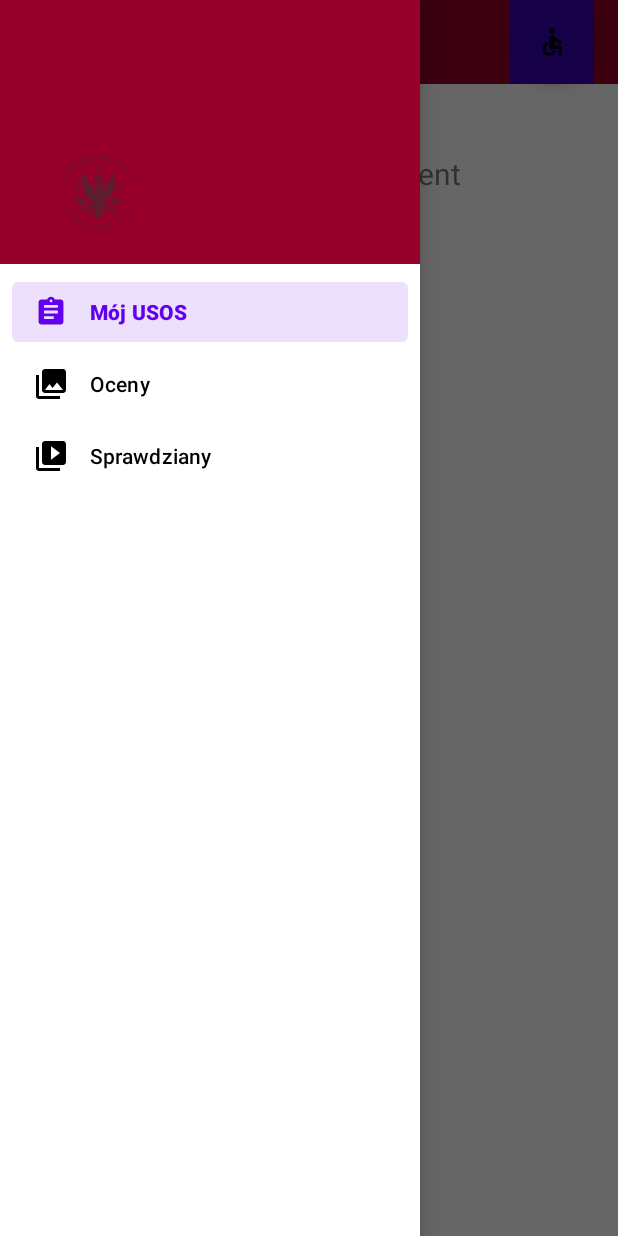
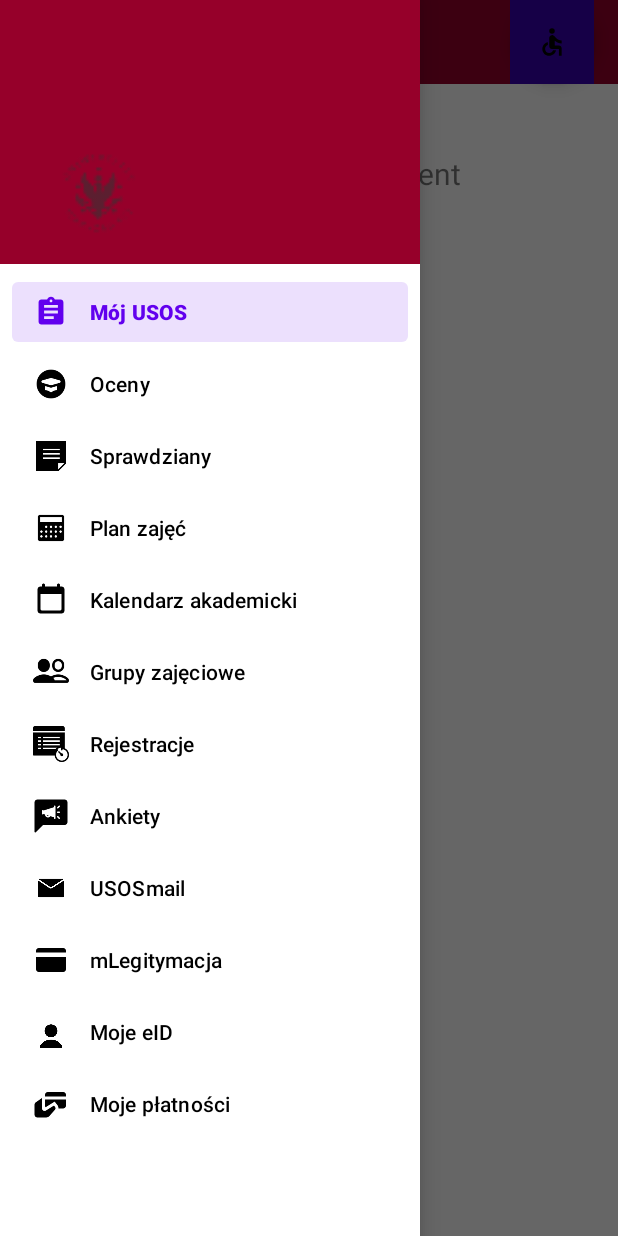
Before and after one commit to krzyssota/MIT_usos, an Android app: the screen it shows after launch (MainActivity), with the side drawer open, on a phone screen of 412 x 824 dp. Run offline under Robolectric (Android 15) with nearby library versions, the phone set to English and light mode, and no system bars; our stand-ins replace navigation-ui.

Commit message:
ikonki i reszta shitow w menu

```diff
--- a/app/build.gradle
+++ b/app/build.gradle
@@ -8,7 +8,7 @@ android {
 
     defaultConfig {
         applicationId "com.example.mit_usos"
-        minSdk 31
+        minSdk 30
         targetSdk 32
         versionCode 1
         versionName "1.0"
--- a/app/src/main/res/menu/activity_main_drawer.xml
+++ b/app/src/main/res/menu/activity_main_drawer.xml
@@ -10,11 +10,47 @@
             android:title="@string/menu_moj_usos" />
         <item
             android:id="@+id/nav_gallery"
-            android:icon="@drawable/ic_menu_gallery"
+            android:icon="@drawable/education"
             android:title="@string/menu_oceny" />
         <item
             android:id="@+id/nav_slideshow"
-            android:icon="@drawable/ic_menu_slideshow"
+            android:icon="@drawable/test"
             android:title="@string/menu_sprawdziany" />
+        <item
+            android:id="@+id/nav_schedule"
+            android:icon="@drawable/schedule"
+            android:title="@string/menu_plan_zajec" />
+        <item
+            android:id="@+id/nav_calendar"
+            android:icon="@drawable/calendar"
+            android:title="@string/menu_kalendarz_akademicki" />
+        <item
+            android:id="@+id/nav_groups"
+            android:icon="@drawable/group"
+            android:title="@string/menu_grupy_zajeciowe" />
+        <item
+            android:id="@+id/nav_registrations"
+            android:icon="@drawable/registrations"
+            android:title="@string/menu_rejestracje" />
+        <item
+            android:id="@+id/nav_questionnaire"
+            android:icon="@drawable/questionnaire"
+            android:title="@string/menu_ankiety" />
+        <item
+            android:id="@+id/nav_mail"
+            android:icon="@drawable/mail"
+            android:title="@string/menu_usosmail" />
+        <item
+            android:id="@+id/nav_id"
+            android:icon="@drawable/id"
+            android:title="@string/menu_mlegitymacja" />
+        <item
+            android:id="@+id/nav_eid"
+            android:icon="@drawable/eid"
+            android:title="@string/menu_moje_eid" />
+        <item
+            android:id="@+id/nav_payments"
+            android:icon="@drawable/payments"
+            android:title="@string/menu_moje_platnosci" />
     </group>
 </menu>
--- a/app/src/main/res/navigation/mobile_navigation.xml
+++ b/app/src/main/res/navigation/mobile_navigation.xml
@@ -22,4 +22,10 @@
         android:name="com.example.mit_usos.ui.slideshow.SlideshowFragment"
         android:label="@string/menu_slideshow"
         tools:layout="@layout/fragment_slideshow" />
+
+    <fragment
+        android:id="@+id/nav_schedule"
+        android:name="com.example.mit_usos.ui.schedule.ScheduleFragment"
+        android:label="@string/menu_schedule"
+        tools:layout="@layout/fragment_schedule" />
 </navigation>
--- a/app/src/main/res/values/strings.xml
+++ b/app/src/main/res/values/strings.xml
@@ -10,6 +10,7 @@
     <string name="menu_home">Home</string>
     <string name="menu_gallery">Gallery</string>
     <string name="menu_slideshow">Slideshow</string>
+    <string name="menu_schedule">Plan zajęć</string>
 
     <string name="menu_moj_usos">Mój USOS</string>
     <string name="menu_oceny">Oceny</string>
@@ -17,6 +18,7 @@
     <string name="menu_plan_zajec">Plan zajęć</string>
     <string name="menu_kalendarz_akademicki">Kalendarz akademicki</string>
     <string name="menu_grupy_zajeciowe">Grupy zajęciowe</string>
+    <string name="menu_rejestracje">Rejestracje</string>
     <string name="menu_ankiety">Ankiety</string>
     <string name="menu_usosmail">USOSmail</string>
     <string name="menu_pisma_administracyjne">Pisma administracyjne</string>
```
Also changed, not shown: app/src/main/java/com/example/mit_usos/ui/schedule/ScheduleFragment.kt (added, +42 -0 lines), app/src/main/java/com/example/mit_usos/ui/schedule/ScheduleViewModel.kt (added, +12 -0 lines), app/src/main/res/layout/fragment_schedule.xml (added, +22 -0 lines), app/src/main/res/drawable/calendar.png (added), app/src/main/res/drawable/education.png (added), app/src/main/res/drawable/eid.png (added), app/src/main/res/drawable/group.png (added), app/src/main/res/drawable/id.png (added), app/src/main/res/drawable/mail.png (added), app/src/main/res/drawable/payments.png (added), app/src/main/res/drawable/questionnaire.png (added), app/src/main/res/drawable/registrations.png (added), app/src/main/res/drawable/schedule.png (added), app/src/main/res/drawable/test.png (added).
